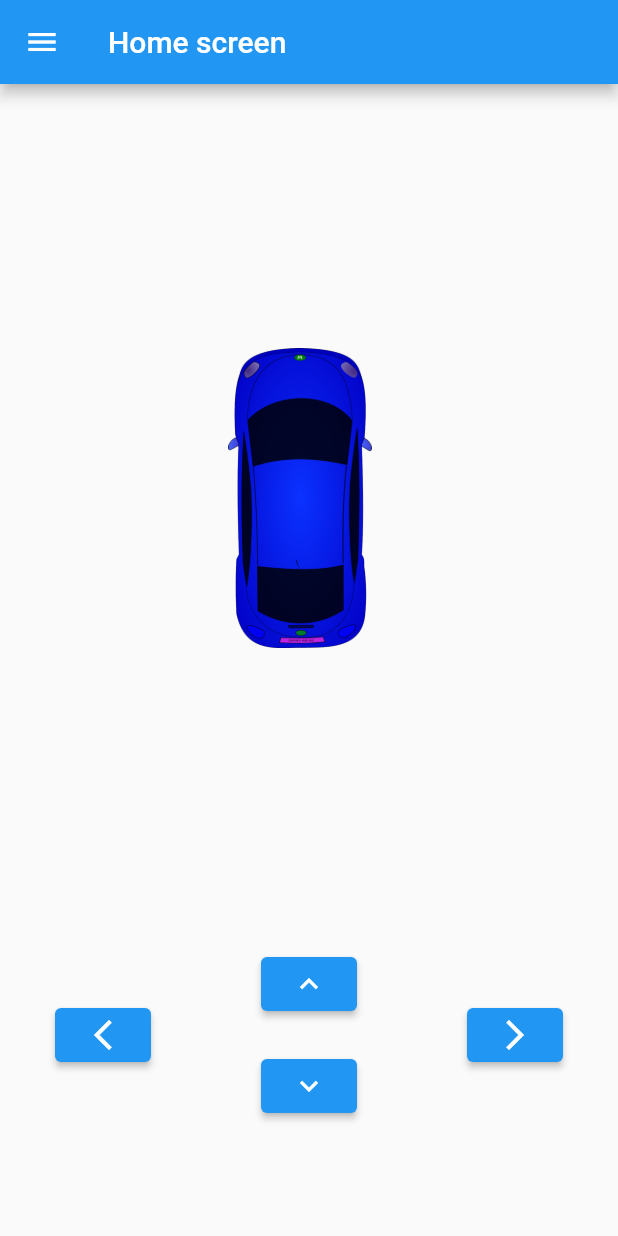
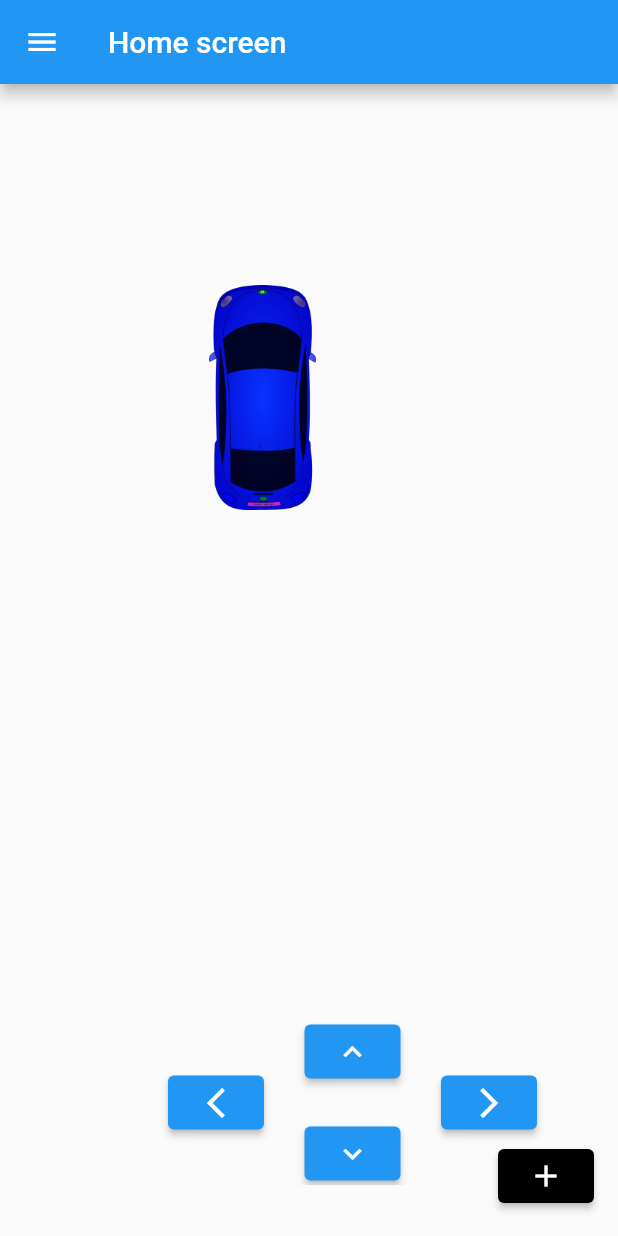
Before and after one commit to mohamedmahmoud95/gdsc_asu_flutter_course_session6_widgets_part4, a Flutter app: the screen it shows after launch, on a phone screen of 412 x 824 dp. Run offline on Flutter 3.47's test engine with Material 2 defaults, Android fonts, the phone set to English and light mode, and no system bars.

Commit message:
updated the racing car game example

```diff
--- a/lib/Screens/home_screen.dart
+++ b/lib/Screens/home_screen.dart
@@ -1,13 +1,8 @@
-
-
 import 'package:flutter/material.dart';
 import 'package:gdsc_asu_flutter_course_widgets_part4/Reusable_widgets/drawer_widget.dart';
 import 'package:gdsc_asu_flutter_course_widgets_part4/Screens/profile_screen.dart';
 import 'package:gdsc_asu_flutter_course_widgets_part4/Screens/settings_screen.dart';
 import 'package:gdsc_asu_flutter_course_widgets_part4/Screens/shopping_cart_screen.dart';
-
-
-
 
 //-----------------------------------------------//
 /*
@@ -40,9 +35,6 @@ class _HomeScreenState extends State<HomeScreen> {
 */
 //-----------------------------------------------//
 
-
-
-
 //-----------------------------------------------//
 /*
 class HomeScreen extends StatefulWidget {
@@ -71,12 +63,6 @@ class _HomeScreenState extends State<HomeScreen> {
 }
 */
 //-----------------------------------------------//
-
-
-
-
-
-
 
 //-----------------------------------------------//
 //adding a userProfile widget into the drawer
@@ -153,13 +139,6 @@ class _HomeScreenState extends State<HomeScreen> {
 }
 */
 //-----------------------------------------------//
-
-
-
-
-
-
-
 
 //-----------------------------------------------//
 //Navigating between pages using drawer
@@ -318,16 +297,6 @@ class _HomeScreenState extends State<HomeScreen> {
 */
 //-----------------------------------------------//
 
-
-
-
-
-
-
-
-
-
-
 //-----------------------------------------------//
 //Now, let's move the drawer to a separate file
 //for code cleanliness
@@ -359,21 +328,9 @@ class _HomeScreenState extends State<HomeScreen> {
 */
 //-----------------------------------------------//
 
-
-
-
-
-
-
 //-----------------------------------------------////-----------------------------------------------//
 //-----------------------------------------//Bottom sheet//-----------------------------------------//
 //-----------------------------------------------////-----------------------------------------------//
-
-
-
-
-
-
 
 //-----------------------------------------------//
 //Bottom sheet widget
@@ -426,10 +383,6 @@ class _HomeScreenState extends State<HomeScreen> {
 }
 */
 //-----------------------------------------------//
-
-
-
-
 
 //-----------------------------------------------//
 //Bottom sheet widget with rounded borders
@@ -485,17 +438,6 @@ class _HomeScreenState extends State<HomeScreen> {
 }
 */
 //-----------------------------------------------//
-
-
-
-
-
-
-
-
-
-
-
 
 //-----------------------------------------------//
 //Bottom sheet widget with limited height
@@ -561,10 +503,6 @@ class _HomeScreenState extends State<HomeScreen> {
 }
 */
 //-----------------------------------------------//
-
-
-
-
 
 //-----------------------------------------------//
 //Bottom sheet widget with many children
@@ -639,22 +577,9 @@ class _HomeScreenState extends State<HomeScreen> {
 */
 //-----------------------------------------------//
 
-
-
-
-
-
-
-
-
 //-----------------------------------------------////-----------------------------------------------//
 //-----------------------------------------/Alert dialog//-----------------------------------------//
 //-----------------------------------------------////-----------------------------------------------//
-
-
-
-
-
 
 //-----------------------------------------------//
 //Alert Dialog widget
@@ -711,13 +636,6 @@ class _HomeScreenState extends State<HomeScreen> {
 }
 */
 //-----------------------------------------------//
-
-
-
-
-
-
-
 
 //-----------------------------------------------//
 //Now let's move the alert dialog into a separate widget
@@ -783,21 +701,9 @@ class ShowDialogButton extends StatelessWidget {
 */
 //-----------------------------------------------//
 
-
-
-
-
-
-
 //-----------------------------------------------////-----------------------------------------------//
 //-----------------------------------------//Stack widget//-----------------------------------------//
 //-----------------------------------------------////-----------------------------------------------//
-
-
-
-
-
-
 
 //-----------------------------------------------//
 //Stack widget
@@ -852,14 +758,6 @@ class _HomeScreenState extends State<HomeScreen> {
 }
 */
 //-----------------------------------------------//
-
-
-
-
-
-
-
-
 
 //-----------------------------------------------//
 //Stack widget
@@ -917,30 +815,25 @@ class _HomeScreenState extends State<HomeScreen> {
 */
 //-----------------------------------------------//
 
-
-
-
-
-
-
-
-
-
-
-
 //Now, let's play a little
 //-----------------------------------------------//
 //Stack widget
 //Positioned
 //Moving containers by changing it's position
 
-
-class Car{
+class Car {
   double left;
   double top;
-  Car({required this.left, required this.top});
+  String imageUrl;
+  Car({required this.left, required this.top, required this.imageUrl});
 }
 
+
+Car car  = Car(left: 100, top: 100, imageUrl: 'assets/blue_car.png');
+Car car2 = Car(left: 200, top: 100, imageUrl: 'assets/blue_car.png');
+Car car3 = Car(left: 300, top: 100, imageUrl: 'assets/purple_car.png');
+
+List<Car> cars = [car,car2,car3];
 
 class HomeScreen extends StatefulWidget {
   const HomeScreen({Key? key}) : super(key: key);
@@ -950,40 +843,44 @@ class HomeScreen extends StatefulWidget {
 }
 
 class _HomeScreenState extends State<HomeScreen> {
-  Car car = Car(left: 100, top: 100);
+  int index = 0;
+  late List<Car> cars;
 
-  void moveCarRight()
-  {
+  Widget carWidget(Car car) =>
+      Positioned(
+        top: car.top,
+        left: car.left,
+        child: SizedBox(
+            height: 50, width: 50, child: Image.asset(car.imageUrl,)),
+      );
+
+  void moveCarRight() {
     setState(() {
-      car.left+=10;
+      car.left += 20;
     });
   }
 
-  void moveCarLeft()
-  {
+  void moveCarLeft() {
     setState(() {
-      car.left-=10;
+      car.left -= 20;
     });
   }
 
-  void moveCarUp()
-  {
+  void moveCarUp() {
     setState(() {
-      car.top-=10;
+      car.top -= 20;
     });
   }
 
-  void moveCarDown()
-  {
+  void moveCarDown() {
     setState(() {
-      car.top+=10;
+      car.top += 20;
     });
   }
 
   @override
   Widget build(BuildContext context) {
-    return MaterialApp
-      (
+    return MaterialApp(
       debugShowCheckedModeBanner: false,
       home: SafeArea(
         child: Scaffold(
@@ -991,90 +888,136 @@ class _HomeScreenState extends State<HomeScreen> {
             title: const Text("Home screen"),
           ),
           drawer: const DrawerWidget(),
+          body: Container(
+            height: 1000,
+            width: 900,
 
-          body:  Center(
+            child: Center(
                 child: Column(
                   mainAxisAlignment: MainAxisAlignment.center,
                   children: [
-
                     Container(
-                    height: 500,
-                    width: 500,
+                      height: 700,
+                      width: 700,
                       child: Stack(
                         children: <Widget>[
+
+
                           Positioned(
                             top: car.top,
                             left: car.left,
                             child: SizedBox(
-                            height: 200,
-                              width: 200,
-                              child: Image.asset("assets/blue_car.png")
+                                height: 150,
+                                width: 150,
+                                child: Image.asset("assets/blue_car.png")),
+                          ),
+
+
+                          // Positioned(
+                          //   top: car2.top,
+                          //   left: car2.left,
+                          //   child: SizedBox(
+                          //       height: 150,
+                          //       width: 150,
+                          //       child: Image.asset("assets/red_car.png")),
+                          // ),
+                          //
+                          //
+                          // Positioned(
+                          //   top: car3.top,
+                          //   left: car3.left,
+                          //   child: SizedBox(
+                          //       height: 150,
+                          //       width: 150,
+                          //       child: Image.asset("assets/red_car.png")),
+                          // ),
+
+                          Positioned(
+                            top: 570,
+                              left: 85,
+                              child: joyStick()),
+                        ],
                       ),
                     ),
 
                   ],
+                )
             ),
           ),
-                  Row(
-                    mainAxisAlignment: MainAxisAlignment.spaceAround,
 
-                    children: [
-                      ElevatedButton(
-                          onPressed: (){
-                            setState(() {
-                              moveCarLeft();
-                            });
-
-                            },
-                          child: Icon(Icons.arrow_back_ios_new)
-                      ),
-
-
-                  Column(
-                    children: [
-                      ElevatedButton(
-                          onPressed: (){
-                            setState(() {
-                              moveCarUp();
-                            });
-
-                          },
-                          child: Icon(Icons.keyboard_arrow_up)
-                      ),
-
-                      SizedBox(height: 20,),
-                      ElevatedButton(
-                          onPressed: (){
-                            setState(() {
-                              moveCarDown();
-                            });
-
-                          },
-                          child: Icon(Icons.keyboard_arrow_down)
-                      ),
-                    ],
-                  ),
-                  ElevatedButton(
-                      onPressed: (){
-                        setState(() {
-                         moveCarRight();
-                        });
-
-                      },
-                      child: Icon(Icons.arrow_forward_ios_sharp)
-                  ),
-
-
-
-                    ],
-                  ),
-                ],
-              )
-          ),
+          floatingActionButton: addCarButton(index),
         ),
       ),
     );
   }
-}
+
 
 //-----------------------------------------------//
+
+
+  Widget joyStick() =>
+      Container(
+        height: 150,
+        width: 300,
+        child: Row(
+          crossAxisAlignment: CrossAxisAlignment.center,
+          mainAxisAlignment: MainAxisAlignment.spaceEvenly,
+          children: [
+            ElevatedButton(
+                onPressed: () {
+                  setState(() {
+                    moveCarLeft();
+                  });
+                },
+                child: const Icon(Icons.arrow_back_ios_new)),
+            Column(
+              mainAxisAlignment: MainAxisAlignment.center,
+              children: [
+                ElevatedButton(
+                    onPressed: () {
+                      setState(() {
+                        moveCarUp();
+                      });
+                    },
+                    child: const Icon(Icons.keyboard_arrow_up)),
+                const SizedBox(
+                  height: 20,
+                ),
+                ElevatedButton(
+                    onPressed: () {
+                      setState(() {
+                        moveCarDown();
+                      });
+                    },
+                    child: const Icon(Icons.keyboard_arrow_down)),
+              ],
+            ),
+            ElevatedButton(
+                onPressed: () {
+                  setState(() {
+                    moveCarRight();
+                  });
+                },
+                child: const Icon(Icons.arrow_forward_ios_sharp)),
+          ],
+        ),
+      );
+
+
+
+
+  Widget addCarButton (int index) => ElevatedButton(
+    style: ElevatedButton.styleFrom(
+      backgroundColor: Colors.black
+    ),
+      onPressed: (){
+    setState(() {
+     // carWidget(cars[index]);
+      if(index < 2) {
+        index++;
+      }
+    });
+
+  },
+      child: const Icon(Icons.add));
+}
```
Also changed, not shown: assets/dangerous.png (added), assets/green_car.png (added), assets/health.png (added), assets/purple_car.png (added), assets/white_car.png (added). Lines whose indentation alone changed are shown as unchanged.
